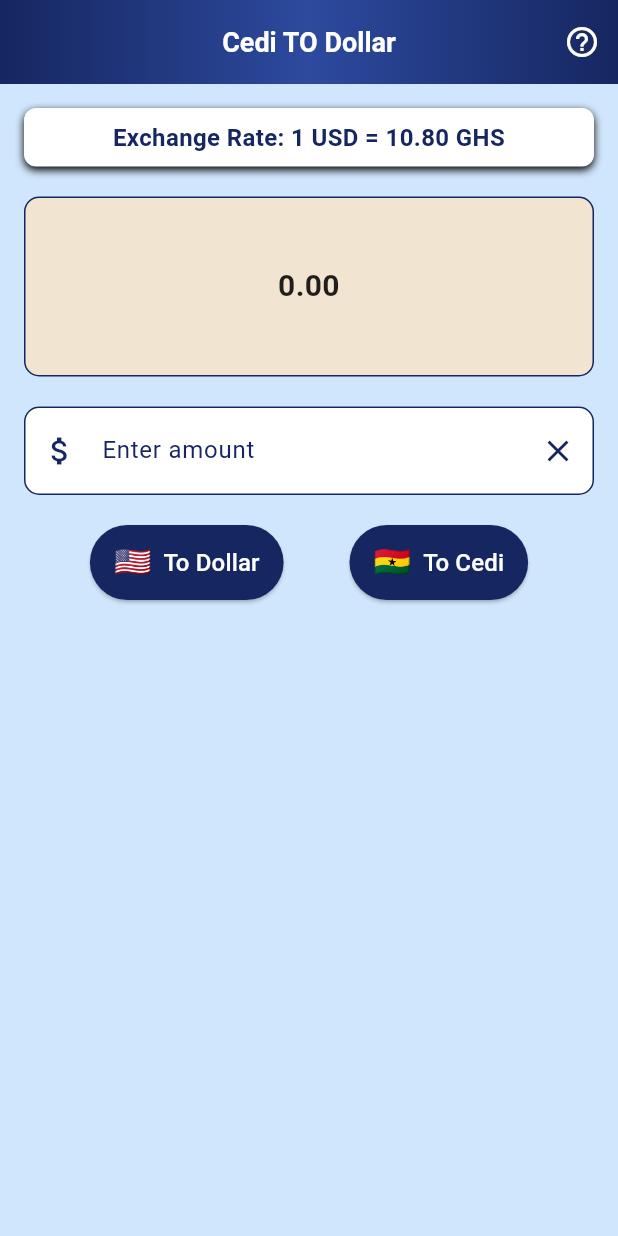
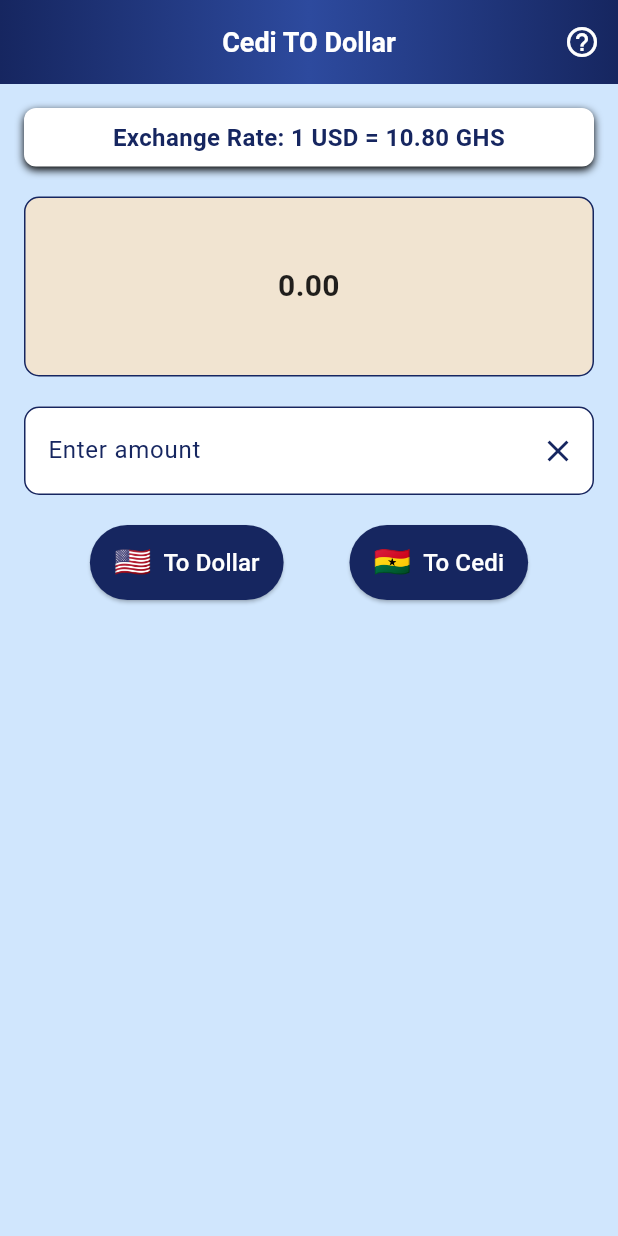
Before and after one commit to moonlight6565/cedi_to_dollar, a Flutter app: the screen it shows after launch, on a phone screen of 412 x 824 dp. Run offline on Flutter 3.47's test engine with Material 3 defaults, Android fonts, the phone set to English and light mode, and no system bars.

Commit message:
Remove prefix icon from input field
Removed the prefix icon from the input field.

```diff
--- a/lib/main.dart
+++ b/lib/main.dart
@@ -177,10 +177,7 @@ class _MyHomePageState extends State<MyHomePage> {
                   color: Color(0xFF162660),
                   fontSize: 16,
                 ),
-                prefixIcon: const Icon(
-                  Icons.attach_money,
-                  color: Color(0xFF162660),
-                ),
+
                 filled: true,
                 fillColor: Colors.white,
                 border: OutlineInputBorder(
```
